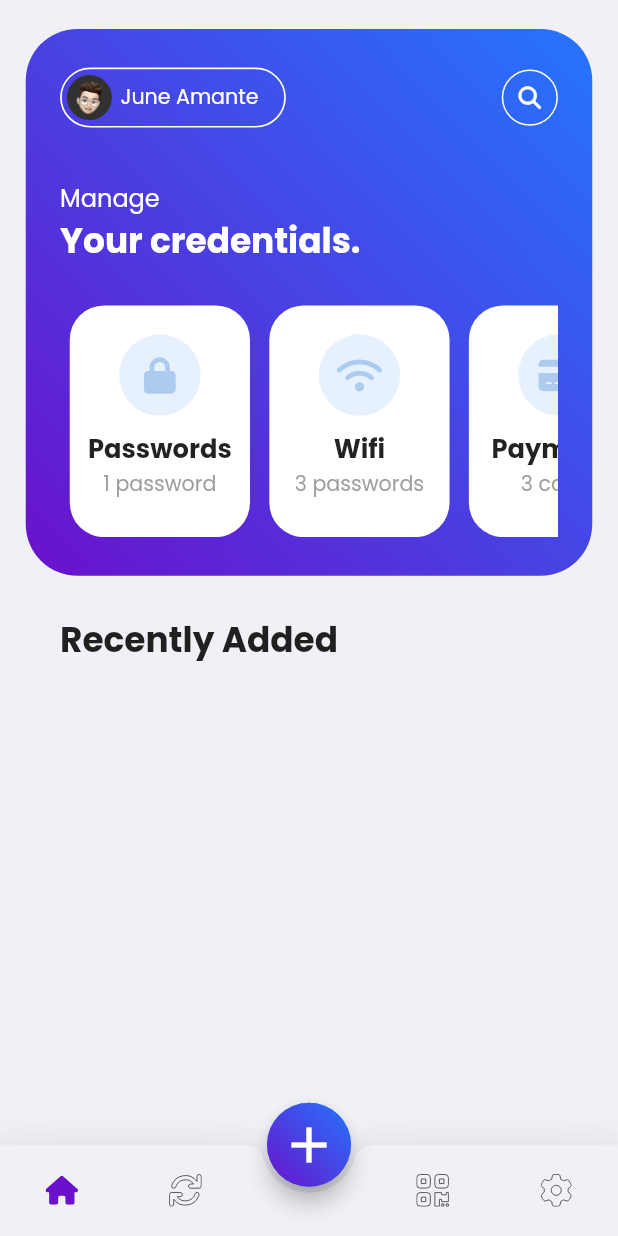
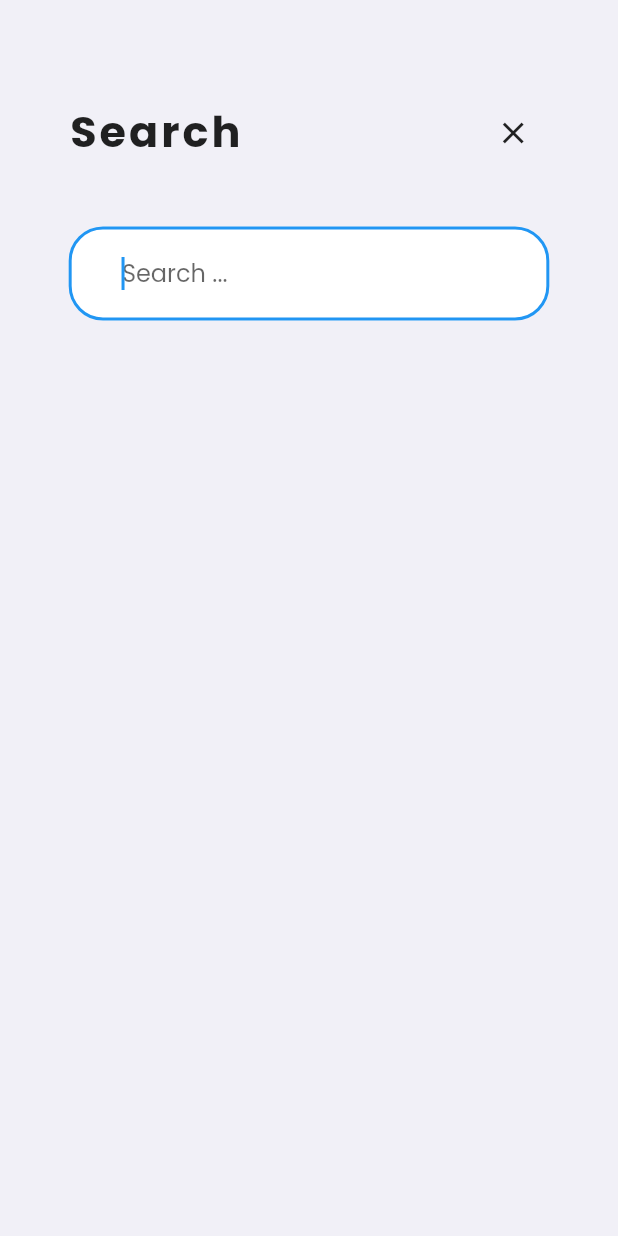
Before and after one commit to junejuly-jb/HashKey-Mobile, a Flutter app: the Home screen opened by its route, after a tap on an icon or button, on a phone screen of 412 x 824 dp. Run offline on Flutter 3.47's test engine with Material 2 defaults, Android fonts, the phone set to English and light mode, and no system bars; our stand-ins replace flutter_screenutil, flutter_svg, font_awesome_flutter, google_fonts.

Commit message:
added search

```diff
--- a/lib/main.dart
+++ b/lib/main.dart
@@ -4,6 +4,7 @@ import 'package:flutter_screenutil/flutter_screenutil.dart';
 import 'package:google_fonts/google_fonts.dart';
 import 'package:hashkey/screens/home.dart';
 import 'package:hashkey/screens/login.dart';
+import 'package:hashkey/screens/search.dart';
 import 'package:hashkey/screens/signup.dart';
 import 'package:hashkey/screens/welcome.dart';
 
@@ -36,6 +37,7 @@ class MyApp extends StatelessWidget {
             "/signup":(context) => const SignUpScreen(),
             "/welcome":(context) => const WelcomeScreen(),
             "/home":(context) => const Home(),
+            "/search":(context) => const SearchScreen(),
           },
         );
       }
--- /dev/null
+++ b/lib/screens/search.dart
@@ -0,0 +1,55 @@
+import 'package:flutter/material.dart';
+import 'package:flutter_screenutil/flutter_screenutil.dart';
+
+class SearchScreen extends StatefulWidget {
+  const SearchScreen({ Key? key }) : super(key: key);
+
+  @override
+  State<SearchScreen> createState() => _SearchScreenState();
+}
+
+class _SearchScreenState extends State<SearchScreen> {
+  @override
+  Widget build(BuildContext context) {
+    return Scaffold(
+      backgroundColor: const Color.fromRGBO(241, 240, 247, 1),
+      body: SafeArea(
+        child: SingleChildScrollView(
+          child: Padding(
+            padding: EdgeInsets.symmetric(horizontal: 40.w),
+            child: Column(
+              children: [
+                SizedBox(height: 50.h,),
+                Row(
+                  children: [
+                    Text('Search', style: TextStyle(fontWeight: FontWeight.bold, fontSize: 25.sp, letterSpacing: 2),),
+                    const Spacer(),
+                    IconButton(onPressed: () => Navigator.pop(context), icon: const Icon(Icons.close))
+                  ],
+                ),
+                SizedBox(height: 30.h,),
+                TextField(
+                  autofocus: true,
+                  decoration: InputDecoration(
+                    border: OutlineInputBorder(
+                      borderRadius: BorderRadius.circular(20.r),
+                      borderSide: BorderSide( color: Colors.transparent, width: 0.w)
+                    ),
+                    enabledBorder: OutlineInputBorder(
+                      borderRadius: BorderRadius.circular(20.r),
+                      borderSide: BorderSide(color: Colors.transparent, width: 0.w)
+                    ),
+                    filled: true,
+                    fillColor: Colors.white,
+                    hintText: "Search ...",
+                    contentPadding: EdgeInsets.symmetric(horizontal: 31.w, vertical: 15.h)
+                  ),
+                ),
+              ],
+            ),
+          )
+        )
+      )
+    );
+  }
+}
--- a/lib/shared/tabview/main_screen.dart
+++ b/lib/shared/tabview/main_screen.dart
@@ -67,7 +67,7 @@ class Main extends StatelessWidget {
                         padding: EdgeInsets.symmetric(horizontal: 5.w, vertical: 5.h),
                         constraints: const BoxConstraints(),
                         icon: const FaIcon(FontAwesomeIcons.magnifyingGlass, size: 15, color: Colors.white,),
-                        onPressed: () {},
+                        onPressed: () => Navigator.pushNamed(context, '/search'),
                       ),
                     )
                   ],
```
